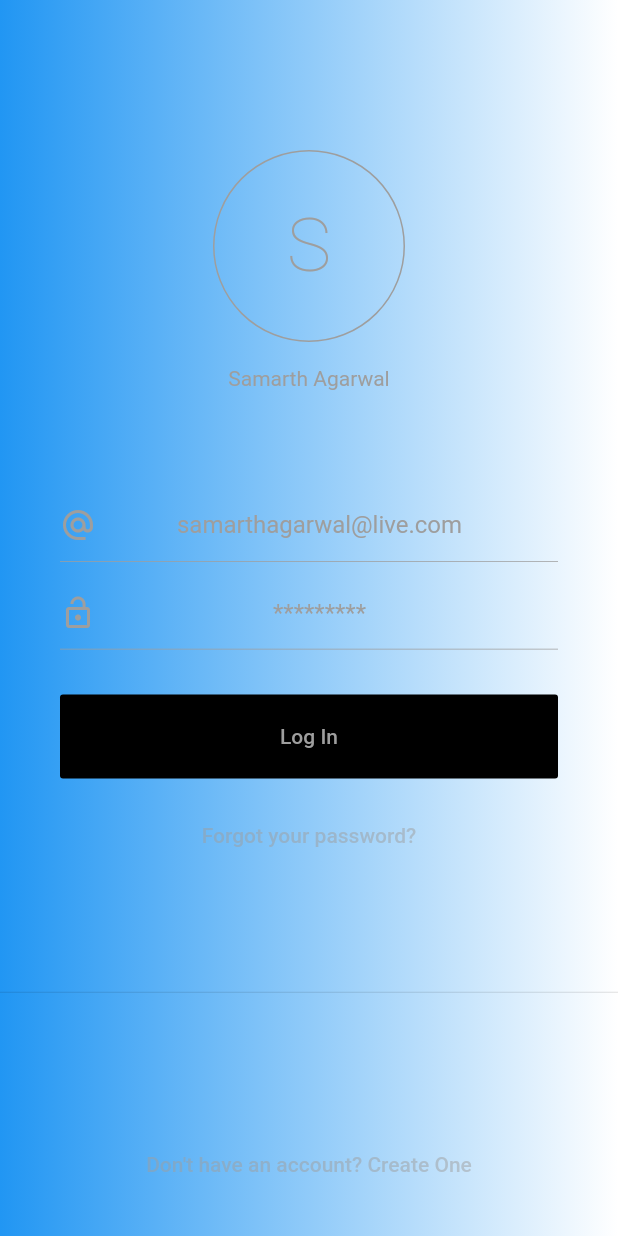
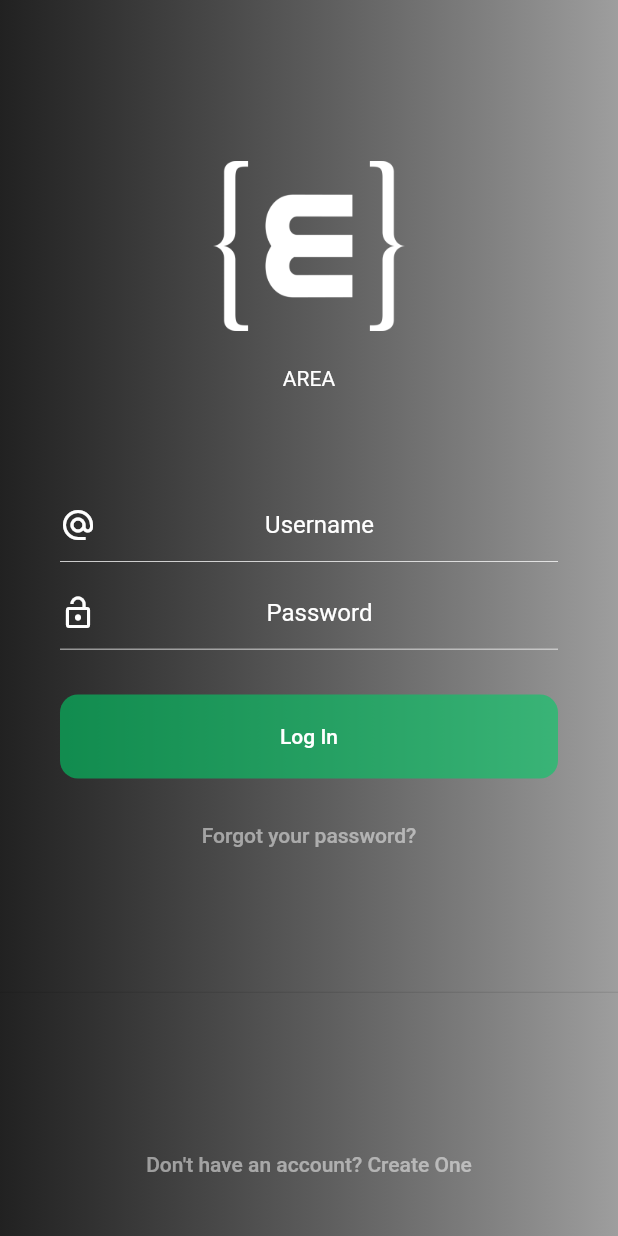
Before and after one commit to Martouche/Area, a Flutter app: the screen it shows after launch, on a phone screen of 412 x 824 dp. Run offline on Flutter 3.47's test engine with Material 2 defaults, Android fonts, the phone set to English and light mode, and no system bars; our stand-ins replace awesome_dialog; accounts and stored records are empty.

Commit message:
changing login screen

```diff
--- a/mobile/lib/Page/Login/Form.dart
+++ b/mobile/lib/Page/Login/Form.dart
@@ -1,11 +1,13 @@
+import 'dart:convert';
+
 import 'package:flutter/material.dart';
 import 'package:flutter/widgets.dart';
 
 class LoginScreen extends StatelessWidget {
-  Color backgroundColor1 = Colors.blue;
-  final Color backgroundColor2 = Colors.white;
-  final Color highlightColor = Colors.black;
-  final Color foregroundColor = Colors.grey;
+  Color backgroundColor1 = Colors.black87;
+  final Color backgroundColor2 = Colors.grey;
+  final Color highlightColor = Color(0x9900cc66);
+  final Color foregroundColor = Colors.white;
   final AssetImage logo = AssetImage("assets/logo.png");
 
   @override
@@ -30,31 +32,14 @@ class LoginScreen extends StatelessWidget {
                   Container(
                     height: 128.0,
                     width: 128.0,
-                    child: new CircleAvatar(
-                      backgroundColor: Colors.transparent,
-                      foregroundColor: this.foregroundColor,
-                      radius: 100.0,
-                      child: new Text(
-                        "S",
-                        style: TextStyle(
-                          fontSize: 50.0,
-                          fontWeight: FontWeight.w100,
-                        ),
-                      ),
-                    ),
                     decoration: BoxDecoration(
-                      border: Border.all(
-                        color: this.foregroundColor,
-                        width: 1.0,
-                      ),
-                      shape: BoxShape.circle,
-                      //image: DecorationImage(image: this.logo)
+                      image: DecorationImage(image: this.logo)
                     ),
                   ),
                   new Padding(
                     padding: const EdgeInsets.all(16.0),
                     child: new Text(
-                      "Samarth Agarwal",
+                      "AREA",
                       style: TextStyle(color: this.foregroundColor),
                     ),
                   )
@@ -92,7 +77,7 @@ class LoginScreen extends StatelessWidget {
                     textAlign: TextAlign.center,
                     decoration: InputDecoration(
                       border: InputBorder.none,
-                      hintText: 'samarthagarwal@live.com',
+                      hintText: 'Username',
                       hintStyle: TextStyle(color: this.foregroundColor),
                     ),
                   ),
@@ -131,7 +116,7 @@ class LoginScreen extends StatelessWidget {
                     textAlign: TextAlign.center,
                     decoration: InputDecoration(
                       border: InputBorder.none,
-                      hintText: '*********',
+                      hintText: 'Password',
                       hintStyle: TextStyle(color: this.foregroundColor),
                     ),
                   ),
@@ -147,10 +132,13 @@ class LoginScreen extends StatelessWidget {
               children: <Widget>[
                 new Expanded(
                   child: new FlatButton(
+                    shape: RoundedRectangleBorder(
+                      borderRadius: BorderRadius.circular(12.0)
+                    ),
                     padding: const EdgeInsets.symmetric(
                         vertical: 20.0, horizontal: 20.0),
                     color: this.highlightColor,
-                    onPressed: () => {},
+                    onPressed: () => Navigator.pushReplacementNamed(context, '/home'),
                     child: Text(
                       "Log In",
                       style: TextStyle(color: this.foregroundColor),
```
